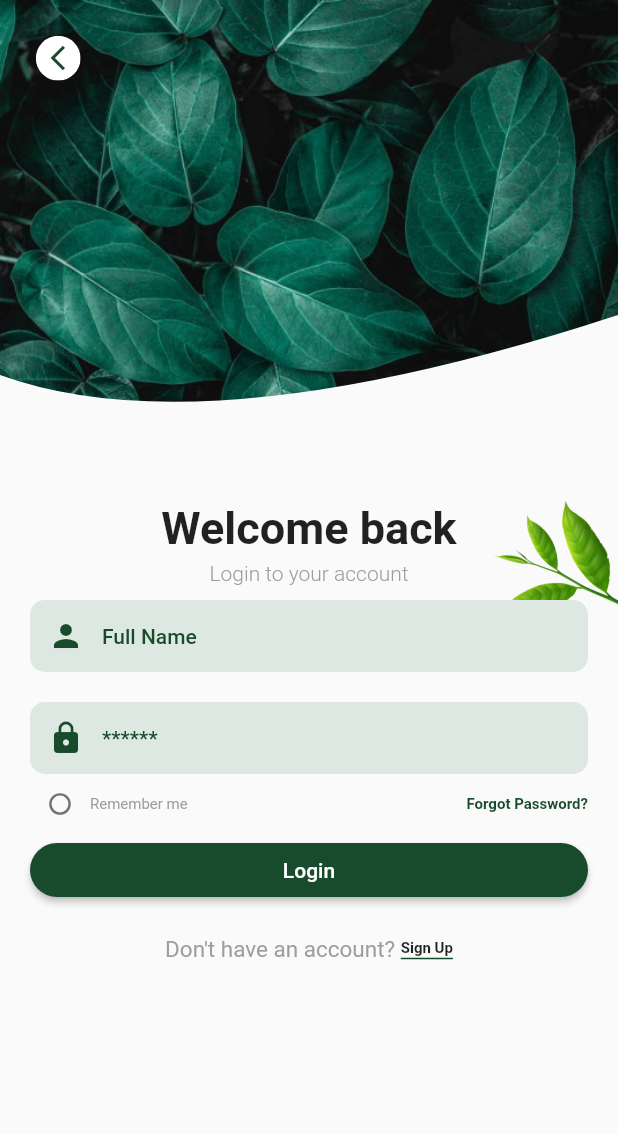
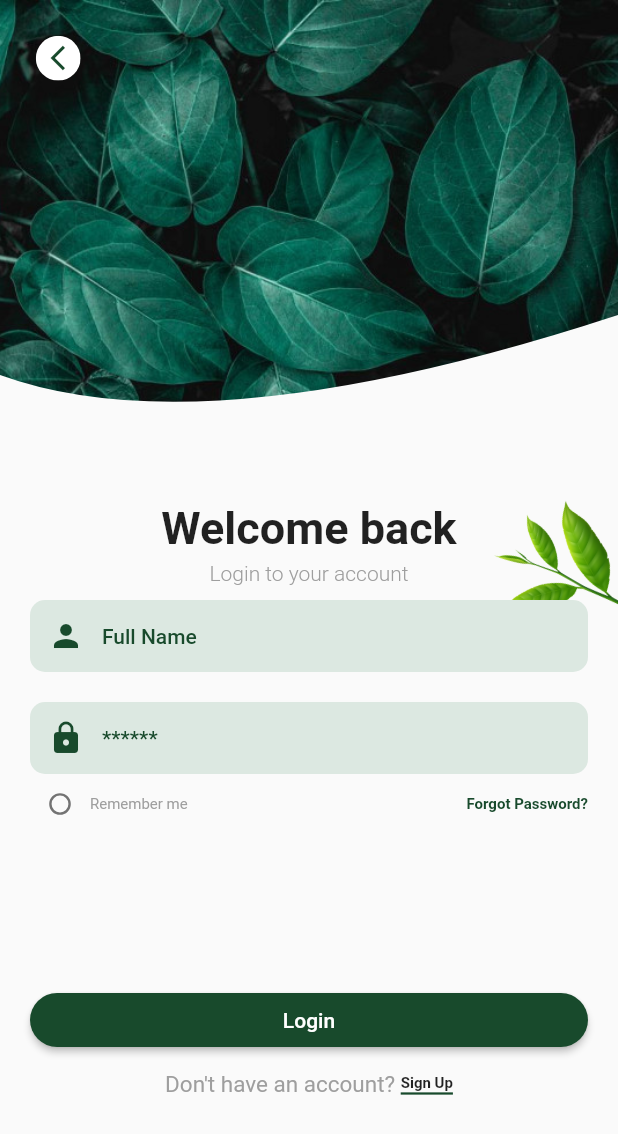
Before and after one commit to Zia9335/flutter-plant-app, a Flutter app: the screen it shows after launch, on a phone screen of 412 x 824 dp. Shown: the top 1134 px of the screen. Run offline on Flutter 3.47's test engine with Material 2 defaults, Android fonts, the phone set to English and light mode, and no system bars; our stand-ins replace flutter_screenutil; Roboto replaces fonts that are missing (Poppins).

Commit message:
login Screen

```diff
--- a/lib/ui/screens/login/login_screen.dart
+++ b/lib/ui/screens/login/login_screen.dart
@@ -155,6 +155,9 @@ class _LoginScreenState extends State<LoginScreen> {
                         ),
                       ],
                     ),
+                    const SizedBox(
+                      height: 100,
+                    ),
                     ElevatedButton(
                       onPressed: () {},
                       child: const Padding(
@@ -176,7 +179,7 @@ class _LoginScreenState extends State<LoginScreen> {
                       ),
                     ),
                     const SizedBox(
-                      height: 20.0,
+                      height: 10.0,
                     ),
                     Row(
                       mainAxisAlignment: MainAxisAlignment.center,
@@ -192,8 +195,9 @@ class _LoginScreenState extends State<LoginScreen> {
                           onTap: () {},
                           child: Container(
                             decoration: const BoxDecoration(
-                              border:
-                                  Border(bottom: BorderSide(color: kDarkGreen)),
+                              border: Border(
+                                  bottom: BorderSide(
+                                      color: kDarkGreen, width: 1.5)),
                             ),
                             child: const Text(
                               'Sign Up',
```
